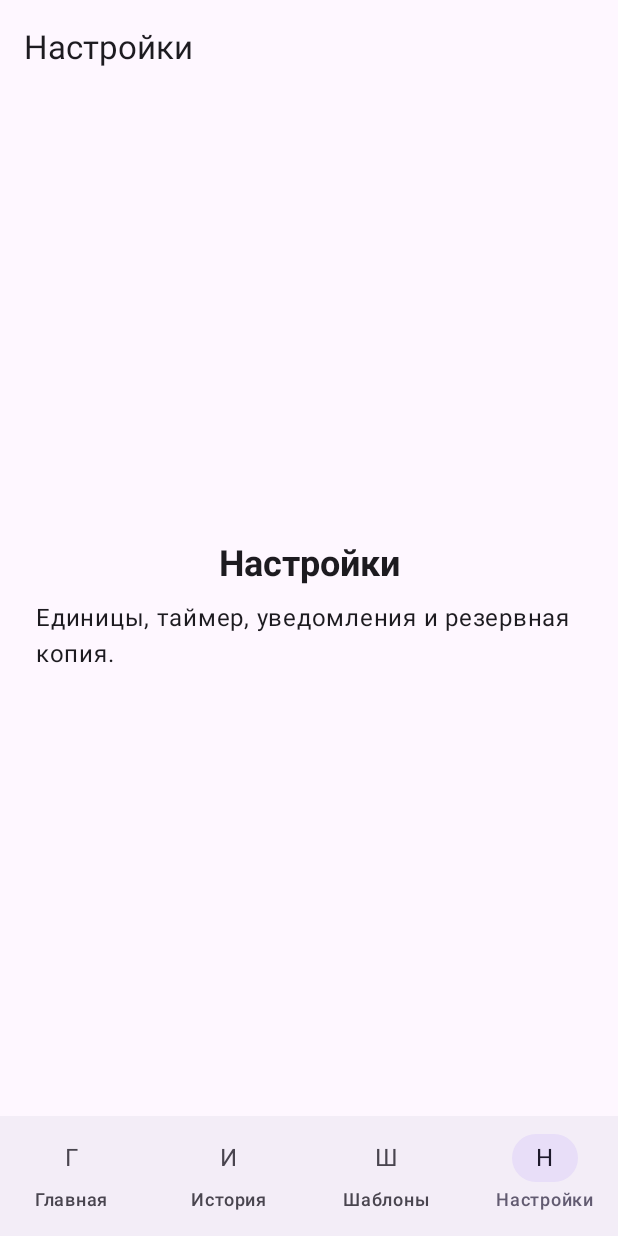
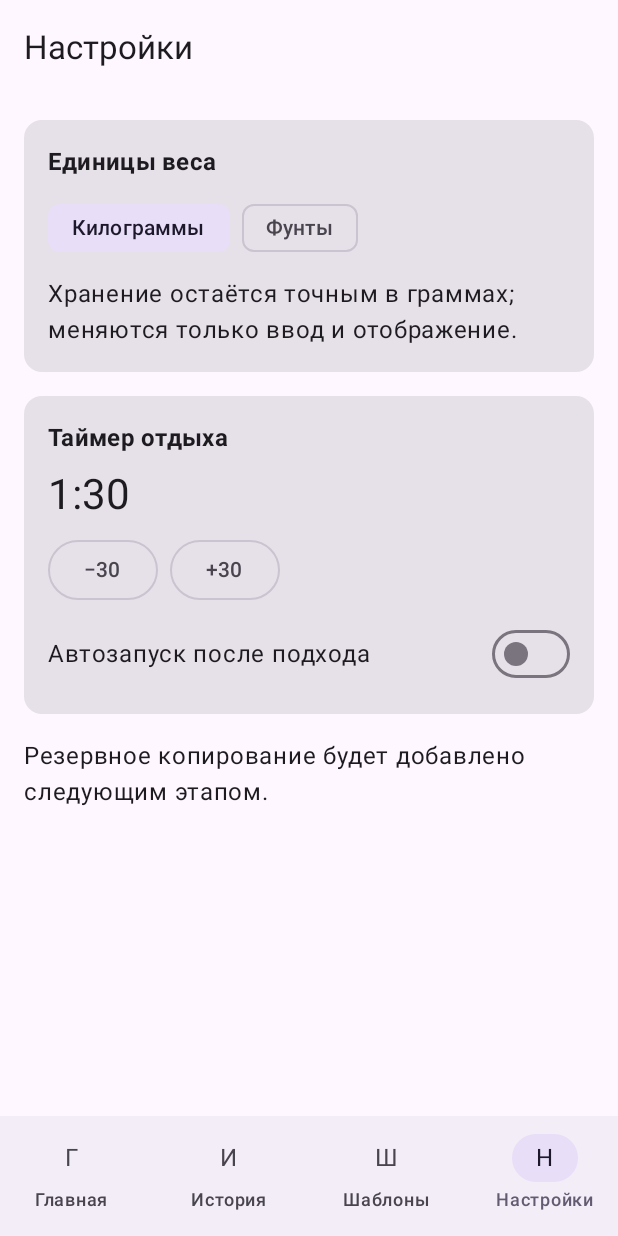
Before and after one commit to ArsenGevo/gym_notepad, an Android app built with Jetpack Compose: the screen it shows after launch (MainActivity), item 4 of the bottom bar chosen, on a phone screen of 412 x 824 dp. Run offline under Robolectric (Android 15) with nearby library versions, the phone set to English and light mode, and no system bars; our stand-ins replace Room's generated code.

Commit message:
Add persistent workout settings

```diff
--- a/app/src/main/java/com/gymnotepad/app/GymNotepadApplication.kt
+++ b/app/src/main/java/com/gymnotepad/app/GymNotepadApplication.kt
@@ -4,9 +4,11 @@ import android.app.Application
 import androidx.room.Room
 import com.gymnotepad.app.data.RoomWorkoutRepository
 import com.gymnotepad.app.data.WorkoutRepository
+import com.gymnotepad.app.data.UserSettingsRepository
 import com.gymnotepad.app.data.local.GymDatabase
 
 class GymNotepadApplication : Application() {
+    val userSettingsRepository: UserSettingsRepository by lazy { UserSettingsRepository(applicationContext) }
     val workoutRepository: WorkoutRepository by lazy {
         val database = Room.databaseBuilder(
             applicationContext,
--- a/app/src/main/java/com/gymnotepad/app/MainActivity.kt
+++ b/app/src/main/java/com/gymnotepad/app/MainActivity.kt
@@ -13,6 +13,7 @@ class MainActivity : ComponentActivity() {
     private val workoutViewModel: WorkoutViewModel by viewModels {
         WorkoutViewModel.Factory(
             (application as GymNotepadApplication).workoutRepository,
+            (application as GymNotepadApplication).userSettingsRepository,
         )
     }
 
--- /dev/null
+++ b/app/src/main/java/com/gymnotepad/app/data/UserSettingsRepository.kt
@@ -0,0 +1,39 @@
+package com.gymnotepad.app.data
+
+import android.content.Context
+import kotlinx.coroutines.flow.MutableStateFlow
+import kotlinx.coroutines.flow.StateFlow
+
+enum class WeightUnit { KILOGRAMS, POUNDS }
+
+data class UserSettings(
+    val weightUnit: WeightUnit = WeightUnit.KILOGRAMS,
+    val restSeconds: Int = 90,
+    val autoStartRestTimer: Boolean = false,
+)
+
+class UserSettingsRepository(context: Context) {
+    private val preferences = context.getSharedPreferences("user-settings", Context.MODE_PRIVATE)
+    private val mutableSettings = MutableStateFlow(read())
+    val settings: StateFlow<UserSettings> = mutableSettings
+
+    fun setWeightUnit(unit: WeightUnit) = update(mutableSettings.value.copy(weightUnit = unit))
+    fun setRestSeconds(seconds: Int) = update(mutableSettings.value.copy(restSeconds = seconds.coerceIn(30, 600)))
+    fun setAutoStartRestTimer(enabled: Boolean) = update(mutableSettings.value.copy(autoStartRestTimer = enabled))
+
+    private fun read() = UserSettings(
+        weightUnit = runCatching { WeightUnit.valueOf(preferences.getString("weight-unit", null).orEmpty()) }
+            .getOrDefault(WeightUnit.KILOGRAMS),
+        restSeconds = preferences.getInt("rest-seconds", 90).coerceIn(30, 600),
+        autoStartRestTimer = preferences.getBoolean("auto-rest", false),
+    )
+
+    private fun update(value: UserSettings) {
+        preferences.edit()
+            .putString("weight-unit", value.weightUnit.name)
+            .putInt("rest-seconds", value.restSeconds)
+            .putBoolean("auto-rest", value.autoStartRestTimer)
+            .apply()
+        mutableSettings.value = value
+    }
+}
--- /dev/null
+++ b/app/src/main/java/com/gymnotepad/app/domain/WeightUnits.kt
@@ -0,0 +1,24 @@
+package com.gymnotepad.app.domain
+
+import com.gymnotepad.app.data.WeightUnit
+import java.math.BigDecimal
+import java.math.RoundingMode
+
+private val GRAMS_PER_POUND = BigDecimal("453.59237")
+
+val WeightUnit.symbol: String get() = if (this == WeightUnit.KILOGRAMS) "кг" else "lb"
+
+fun Long.toWeightText(unit: WeightUnit): String {
+    val value = if (unit == WeightUnit.KILOGRAMS) BigDecimal.valueOf(this, 3) else BigDecimal.valueOf(this).divide(GRAMS_PER_POUND, 2, RoundingMode.HALF_UP)
+    return value.stripTrailingZeros().toPlainString()
+}
+
+fun String.toWeightGrams(unit: WeightUnit): Long? = runCatching {
+    val value = replace(',', '.').toBigDecimalOrNull() ?: return null
+    if (unit == WeightUnit.KILOGRAMS) value.multiply(BigDecimal(1_000)) else value.multiply(GRAMS_PER_POUND)
+}.getOrNull()?.setScale(0, RoundingMode.HALF_UP)?.longValueExact()
+
+fun Long.formatWeight(unit: WeightUnit): String = "${toWeightText(unit)} ${unit.symbol}"
+
+fun Long.toWeightValue(unit: WeightUnit): Float =
+    if (unit == WeightUnit.KILOGRAMS) this / 1_000f else BigDecimal.valueOf(this).divide(GRAMS_PER_POUND, 4, RoundingMode.HALF_UP).toFloat()
--- a/app/src/main/java/com/gymnotepad/app/ui/GymNotepadApp.kt
+++ b/app/src/main/java/com/gymnotepad/app/ui/GymNotepadApp.kt
@@ -17,6 +17,7 @@ fun GymNotepadApp(viewModel: WorkoutViewModel) {
     val recommendations = viewModel.recommendations.collectAsStateWithLifecycle().value
     val bodyWeight = viewModel.bodyWeight.collectAsStateWithLifecycle().value
     val lastCompletedSessionId = viewModel.lastCompletedSessionId.collectAsStateWithLifecycle().value
+    val settings = viewModel.settings.collectAsStateWithLifecycle().value
 
     NavHost(
         navController = navController,
@@ -29,6 +30,7 @@ fun GymNotepadApp(viewModel: WorkoutViewModel) {
                 bodyWeight = bodyWeight,
                 onSaveBodyWeight = viewModel::saveBodyWeight,
                 onDeleteBodyWeight = viewModel::deleteBodyWeight,
+                weightUnit = settings.weightUnit,
                 onStartWorkout = { navController.navigate(AppRoute.StartWorkout.route) },
                 onContinueWorkout = { navController.navigate(AppRoute.ActiveWorkout.route) },
                 onNavigate = { route -> navController.navigate(route.route) },
@@ -53,6 +55,9 @@ fun GymNotepadApp(viewModel: WorkoutViewModel) {
             ActiveWorkoutScreen(
                 workout = activeWorkout,
                 exercises = exercises,
+                weightUnit = settings.weightUnit,
+                defaultRestSeconds = settings.restSeconds,
+                defaultAutoStartRestTimer = settings.autoStartRestTimer,
                 onSaveSet = viewModel::saveSet,
                 onAddExercise = viewModel::addExerciseToActiveWorkout,
                 onReplaceExercise = viewModel::replaceActiveExercise,
@@ -74,6 +79,7 @@ fun GymNotepadApp(viewModel: WorkoutViewModel) {
             WorkoutSummaryScreen(
                 workout = summaryWorkout,
                 recommendations = if (history.firstOrNull()?.id == lastCompletedSessionId) recommendations else emptyList(),
+                weightUnit = settings.weightUnit,
                 onDone = {
                     navController.navigate(AppRoute.Home.route) {
                         popUpTo(AppRoute.Home.route) { inclusive = true }
@@ -86,6 +92,7 @@ fun GymNotepadApp(viewModel: WorkoutViewModel) {
                 history = history,
                 progress = progress,
                 bodyWeight = bodyWeight,
+                weightUnit = settings.weightUnit,
                 onNavigate = { navController.navigate(it.route) },
             )
         }
@@ -102,10 +109,11 @@ fun GymNotepadApp(viewModel: WorkoutViewModel) {
             )
         }
         composable(AppRoute.Settings.route) {
-            PlaceholderScreen(
-                title = "Настройки",
-                message = "Единицы, таймер, уведомления и резервная копия.",
-                currentRoute = AppRoute.Settings,
+            SettingsScreen(
+                settings = settings,
+                onWeightUnitChange = viewModel::setWeightUnit,
+                onRestSecondsChange = viewModel::setRestSeconds,
+                onAutoStartChange = viewModel::setAutoStartRestTimer,
                 onNavigate = { navController.navigate(it.route) },
             )
         }
--- /dev/null
+++ b/app/src/main/java/com/gymnotepad/app/ui/SettingsScreen.kt
@@ -0,0 +1,79 @@
+package com.gymnotepad.app.ui
+
+import androidx.compose.foundation.layout.Arrangement
+import androidx.compose.foundation.layout.Column
+import androidx.compose.foundation.layout.PaddingValues
+import androidx.compose.foundation.layout.Row
+import androidx.compose.foundation.layout.fillMaxSize
+import androidx.compose.foundation.layout.fillMaxWidth
+import androidx.compose.foundation.layout.padding
+import androidx.compose.foundation.lazy.LazyColumn
+import androidx.compose.material3.Card
+import androidx.compose.material3.ExperimentalMaterial3Api
+import androidx.compose.material3.FilterChip
+import androidx.compose.material3.MaterialTheme
+import androidx.compose.material3.OutlinedButton
+import androidx.compose.material3.Scaffold
+import androidx.compose.material3.Switch
+import androidx.compose.material3.Text
+import androidx.compose.material3.TopAppBar
+import androidx.compose.runtime.Composable
+import androidx.compose.ui.Alignment
+import androidx.compose.ui.Modifier
+import androidx.compose.ui.text.font.FontWeight
+import androidx.compose.ui.unit.dp
+import com.gymnotepad.app.data.UserSettings
+import com.gymnotepad.app.data.WeightUnit
+import com.gymnotepad.app.domain.adjustRestDuration
+import com.gymnotepad.app.domain.formatRestDuration
+
+@OptIn(ExperimentalMaterial3Api::class)
+@Composable
+fun SettingsScreen(
+    settings: UserSettings,
+    onWeightUnitChange: (WeightUnit) -> Unit,
+    onRestSecondsChange: (Int) -> Unit,
+    onAutoStartChange: (Boolean) -> Unit,
+    onNavigate: (AppRoute) -> Unit,
+) {
+    Scaffold(
+        topBar = { TopAppBar(title = { Text("Настройки") }) },
+        bottomBar = { MainNavigationBar(AppRoute.Settings, onNavigate) },
+    ) { padding ->
+        LazyColumn(
+            modifier = Modifier.fillMaxSize().padding(padding),
+            contentPadding = PaddingValues(16.dp),
+            verticalArrangement = Arrangement.spacedBy(16.dp),
+        ) {
+            item {
+                Card(Modifier.fillMaxWidth()) {
+                    Column(Modifier.padding(16.dp), verticalArrangement = Arrangement.spacedBy(8.dp)) {
+                        Text("Единицы веса", style = MaterialTheme.typography.titleMedium, fontWeight = FontWeight.Bold)
+                        Row(horizontalArrangement = Arrangement.spacedBy(8.dp)) {
+                            FilterChip(settings.weightUnit == WeightUnit.KILOGRAMS, { onWeightUnitChange(WeightUnit.KILOGRAMS) }, label = { Text("Килограммы") })
+                            FilterChip(settings.weightUnit == WeightUnit.POUNDS, { onWeightUnitChange(WeightUnit.POUNDS) }, label = { Text("Фунты") })
+                        }
+                        Text("Хранение остаётся точным в граммах; меняются только ввод и отображение.")
+                    }
+                }
+            }
+            item {
+                Card(Modifier.fillMaxWidth()) {
+                    Column(Modifier.padding(16.dp), verticalArrangement = Arrangement.spacedBy(8.dp)) {
+                        Text("Таймер отдыха", style = MaterialTheme.typography.titleMedium, fontWeight = FontWeight.Bold)
+                        Text(formatRestDuration(settings.restSeconds), style = MaterialTheme.typography.headlineMedium)
+                        Row(horizontalArrangement = Arrangement.spacedBy(8.dp)) {
+                            OutlinedButton(onClick = { onRestSecondsChange(adjustRestDuration(settings.restSeconds, -30)) }) { Text("−30") }
+                            OutlinedButton(onClick = { onRestSecondsChange(adjustRestDuration(settings.restSeconds, 30)) }) { Text("+30") }
+                        }
+                        Row(Modifier.fillMaxWidth(), horizontalArrangement = Arrangement.SpaceBetween, verticalAlignment = Alignment.CenterVertically) {
+                            Text("Автозапуск после подхода")
+                            Switch(settings.autoStartRestTimer, onAutoStartChange)
+                        }
+                    }
+                }
+            }
+            item { Text("Резервное копирование будет добавлено следующим этапом.") }
+        }
+    }
+}
--- a/app/src/main/java/com/gymnotepad/app/ui/WorkoutViewModel.kt
+++ b/app/src/main/java/com/gymnotepad/app/ui/WorkoutViewModel.kt
@@ -24,13 +24,17 @@ import kotlinx.coroutines.flow.combine
 import kotlinx.coroutines.launch
 import com.gymnotepad.app.domain.LoadMode
 import com.gymnotepad.app.domain.LoadProgressionType
+import com.gymnotepad.app.data.UserSettingsRepository
+import com.gymnotepad.app.data.WeightUnit
 
 class WorkoutViewModel(
     private val repository: WorkoutRepository,
+    private val settingsRepository: UserSettingsRepository,
 ) : ViewModel() {
     private val analytics = WorkoutAnalytics()
     private val recommendationEngine = WorkoutRecommendationEngine()
     val lastCompletedSessionId = MutableStateFlow<String?>(null)
+    val settings = settingsRepository.settings
 
     val activeWorkout: StateFlow<ActiveWorkout?> = repository.observeActiveWorkout()
         .stateIn(viewModelScope, SharingStarted.WhileSubscribed(5_000), null)
@@ -181,13 +185,18 @@ class WorkoutViewModel(
         viewModelScope.launch { repository.deleteBodyWeight(measurementId) }
     }
 
+    fun setWeightUnit(unit: WeightUnit) = settingsRepository.setWeightUnit(unit)
+    fun setRestSeconds(seconds: Int) = settingsRepository.setRestSeconds(seconds)
+    fun setAutoStartRestTimer(enabled: Boolean) = settingsRepository.setAutoStartRestTimer(enabled)
+
     class Factory(
         private val repository: WorkoutRepository,
+        private val settingsRepository: UserSettingsRepository,
     ) : ViewModelProvider.Factory {
         @Suppress("UNCHECKED_CAST")
         override fun <T : ViewModel> create(modelClass: Class<T>): T {
             require(modelClass.isAssignableFrom(WorkoutViewModel::class.java))
-            return WorkoutViewModel(repository) as T
+            return WorkoutViewModel(repository, settingsRepository) as T
         }
     }
 }
```
Also changed, not shown: app/src/main/java/com/gymnotepad/app/ui/HistoryScreen.kt (+25 -24 lines), app/src/main/java/com/gymnotepad/app/ui/Screens.kt (+29 -31 lines), app/src/main/java/com/gymnotepad/app/ui/WorkoutSummaryScreen.kt (+7 -7 lines), 2 other files.
